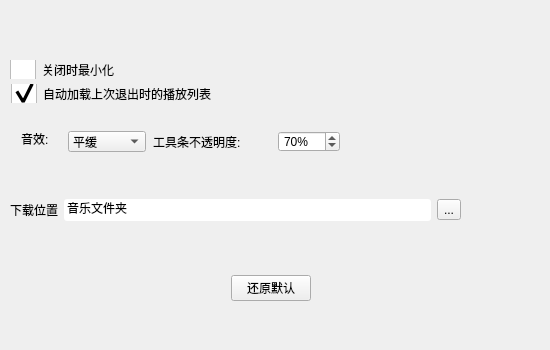
Qt form src/settingwindow.ui (Remaker01/TinyPlayer) before a commit.
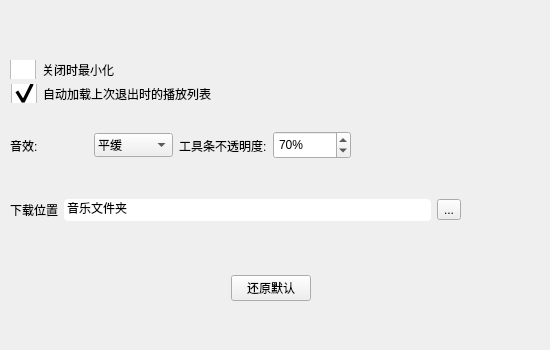
The same form after that commit. Icons and pictures are not drawn.

Commit message: 移动播放列表条目后选择不失效；微调界面

The edit to the form file:
```diff
--- a/src/settingwindow.ui
+++ b/src/settingwindow.ui
@@ -46,7 +46,7 @@
 padding:3px 1px;
 }
 QLineEdit{
-border-radius:3px;
+border-radius:4px;
 border:0px;
 }</string>
   </property>
@@ -148,30 +148,28 @@
      <x>10</x>
      <y>120</y>
      <width>341</width>
-     <height>43</height>
+     <height>51</height>
     </rect>
    </property>
+   <layout class="QHBoxLayout" name="horizontalLayout_2">
+    <item>
    <widget class="QLabel" name="effectLabel">
-    <property name="geometry">
-     <rect>
-      <x>11</x>
-      <y>11</y>
-      <width>40</width>
-      <height>16</height>
-     </rect>
-    </property>
     <property name="text">
      <string>音效:</string>
     </property>
    </widget>
+    </item>
+    <item>
    <widget class="QComboBox" name="effectBox">
-    <property name="geometry">
-     <rect>
-      <x>58</x>
-      <y>11</y>
-      <width>78</width>
-      <height>21</height>
-     </rect>
+      <property name="styleSheet">
+       <string notr="true">QComboBox{padding:3px 3px;}
+QComboBox QAbstractItemView{outline:0px;}
+QComboBox QAbstractItemView::item{padding:3px 1px;}
+QComboBox QAbstractItemView::item:selected,
+QComboBox QAbstractItemView::item:hover{
+background-color: rgb(205, 230, 255);
+color: rgb(0, 0, 0);
+}</string>
     </property>
     <item>
      <property name="text">
@@ -214,28 +212,16 @@
      </property>
     </item>
    </widget>
+    </item>
+    <item>
    <widget class="QLabel" name="opacLabel">
-    <property name="geometry">
-     <rect>
-      <x>143</x>
-      <y>11</y>
-      <width>118</width>
-      <height>21</height>
-     </rect>
-    </property>
     <property name="text">
      <string>工具条不透明度:</string>
     </property>
    </widget>
+    </item>
+    <item>
    <widget class="QSpinBox" name="spinBox">
-    <property name="geometry">
-     <rect>
-      <x>268</x>
-      <y>11</y>
-      <width>62</width>
-      <height>21</height>
-     </rect>
-    </property>
     <property name="suffix">
      <string>%</string>
     </property>
@@ -249,6 +235,8 @@
      <number>70</number>
     </property>
    </widget>
+    </item>
+   </layout>
   </widget>
   <widget class="QWidget" name="widget_3" native="true">
    <property name="geometry">
```
Lines whose indentation alone changed are shown as unchanged. The commit also changes 6 other files.
